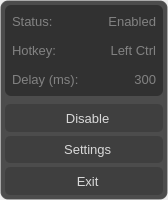
Before: the Qt Designer form resources/EasyLangSwitcher_tray.ui in egoisticdesire/EasyLangSwitcher, drawn with Qt 5.
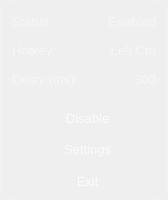
After: the same form once the commit is applied. Icons and pictures are not drawn.

What changed in the file:
```diff
--- a/resources/EasyLangSwitcher_tray.ui
+++ b/resources/EasyLangSwitcher_tray.ui
@@ -64,9 +64,9 @@
      </property>
      <property name="styleSheet">
       <string notr="true">QFrame#background_frame {
-background-color: rgba(30, 30, 30, 200);
-border: 1px solid rgba(255, 255, 255, 30);
 border-radius: 8px;
+border: 1px solid rgba(255, 255, 255, 30);
+background: transparent;
 }</string>
      </property>
      <property name="frameShape">
@@ -103,22 +103,21 @@
         </property>
         <property name="styleSheet">
          <string notr="true">QFrame#info_frame {
-background-color: rgba(42, 42, 42, 200);
-border-radius: 6px;
 margin: 4px;
 padding: 2px;
+border-radius: 6px;
+background: rgba(255, 255, 255, 7);
 }
-
 QLabel#hotkey_key,
 QLabel#hotkey_value,
 QLabel#delay_key,
 QLabel#delay_value,
 QLabel#status_key,
 QLabel#status_value {
+margin: 2px;
+border-radius: 5px;
 color: rgba(255, 255, 255, 100);
-background-color: transparent;
-border-radius: 5px;
-margin: 2px;
+background: transparent;
 }
 </string>
         </property>
@@ -270,29 +269,25 @@
         </property>
         <property name="styleSheet">
          <string notr="true">QFrame#btns_frame {
-background-color: transparent;
-border-radius: 6px;
 margin: 2px;
+border-radius: 6px;
+background: transparent;
 }
-
 QToolButton#toggle_btn,
 QToolButton#settings_btn,
 QToolButton#exit_btn {
-qproperty-iconSize: 20px;
-color: rgba(255, 255, 255, 205);
-background-color: rgba(60, 60, 60, 200);
-border-radius: 5px;
 margin: 2px;
 padding: 2px 4px;
+border-radius: 5px;
+color: rgba(255, 255, 255, 175);
+qproperty-iconSize: 22px;
 }
-
 QToolButton#toggle_btn:hover,
 QToolButton#settings_btn:hover,
 QToolButton#exit_btn:hover {
 color: rgba(255, 255, 255, 255);
 background-color: rgba(70, 70, 70, 200);
 }
-
 QToolButton#toggle_btn:pressed,
 QToolButton#settings_btn:pressed,
 QToolButton#exit_btn:pressed {
@@ -351,8 +346,8 @@
            </property>
            <property name="iconSize">
             <size>
-             <width>20</width>
-             <height>20</height>
+             <width>22</width>
+             <height>22</height>
             </size>
            </property>
            <property name="toolButtonStyle">
@@ -391,8 +386,8 @@
            </property>
            <property name="iconSize">
             <size>
-             <width>20</width>
-             <height>20</height>
+             <width>22</width>
+             <height>22</height>
             </size>
            </property>
            <property name="toolButtonStyle">
@@ -428,8 +423,8 @@
            </property>
            <property name="iconSize">
             <size>
-             <width>20</width>
-             <height>20</height>
+             <width>22</width>
+             <height>22</height>
             </size>
            </property>
            <property name="toolButtonStyle">
@@ -445,6 +440,7 @@
    </item>
   </layout>
  </widget>
+ <layoutdefault spacing="0" margin="0"/>
  <resources>
   <include location="resources.qrc"/>
  </resources>
```
Left out of the diff: 4 changed lines with no effect on the pictures.
